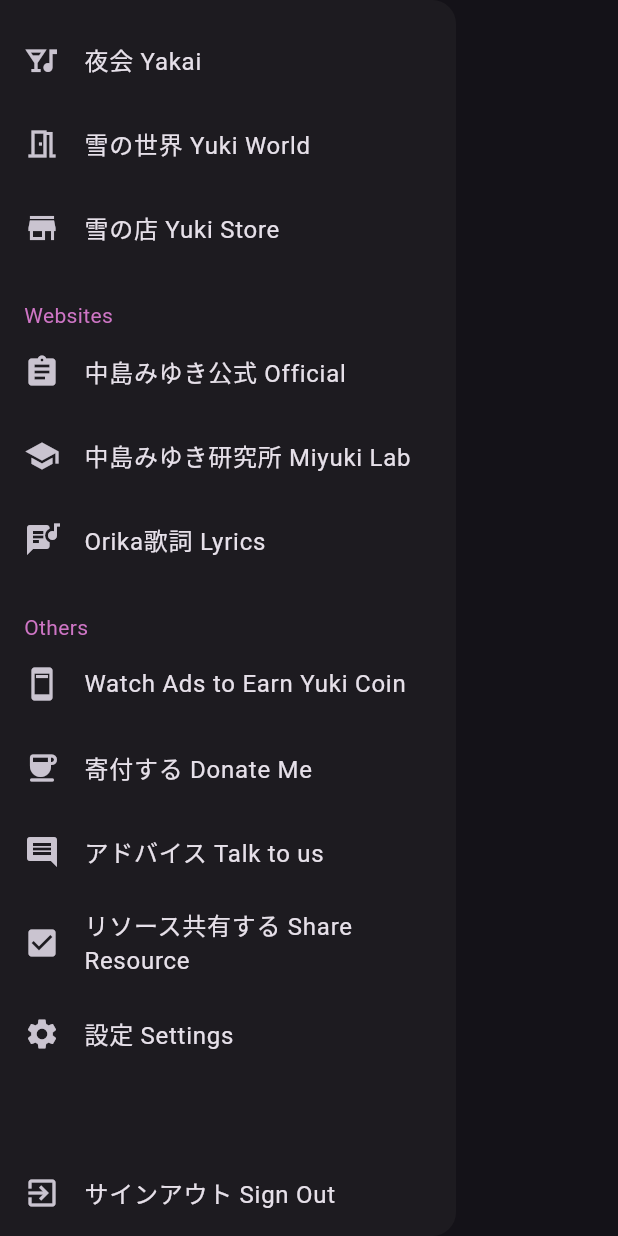
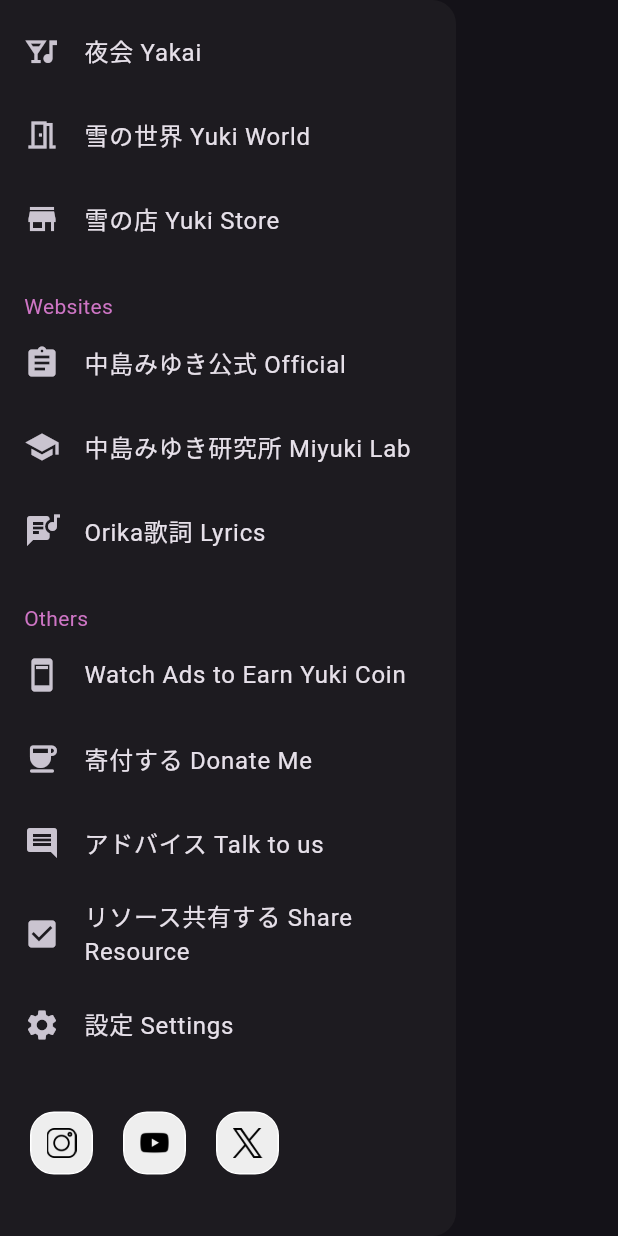
Before and after one commit to kuanyi0226/Flutter_Miyuki_FanClub, a Flutter app: the HomeDrawerPage widget shown alone on an empty page, opened directly with empty values, scrolled down 365 dp, on a phone screen of 412 x 824 dp. Run offline on Flutter 3.47's test engine with Material 3 defaults, Android fonts, the light colour scheme and no system bars; our stand-ins replace animated_background, audioplayers, cloud_firestore, dropdown_search, firebase_analytics, firebase_auth and 11 more; missing offline and left inert: exif, fast_cached_network_image, flame, flame_tiled, flutter_weather_bg_null_safety, in_app_update; accounts and stored records are empty; generated files the repository leaves out were written again; network calls fail.

Commit message:
social platforms icon buttons added in the home drawer

```diff
--- a/lib/screens/home_drawer_page.dart
+++ b/lib/screens/home_drawer_page.dart
@@ -7,6 +7,7 @@ import 'package:project5_miyuki/materials/InitData.dart';
 import 'package:project5_miyuki/screens/ad_page.dart';
 import 'package:project5_miyuki/screens/yuki_store_page.dart';
 import 'package:project5_miyuki/services/firebase/yukicoin_service.dart';
+import 'package:project5_miyuki/widgets/SquareTile.dart';
 import 'package:provider/provider.dart';
 import 'package:url_launcher/url_launcher.dart';
 import 'package:google_sign_in/google_sign_in.dart';
@@ -35,6 +36,8 @@ class _HomeDrawerPageState extends State<HomeDrawerPage> {
   GlobalKey<ScaffoldState> scaffoldKey;
   bool _checked = false;
   final int CHECK_IN_COIN = 5;
+  final double ICON_SIZE = 20;
+  final double ICON_PADDING = 10;
 
   _HomeDrawerPageState({required this.scaffoldKey});
 
@@ -275,6 +278,43 @@ class _HomeDrawerPageState extends State<HomeDrawerPage> {
                     MaterialPageRoute(builder: (context) => SettingsPage()));
                 scaffoldKey.currentState!.openEndDrawer(); //close drawer
               }),
+          SizedBox(height: 30),
+          Row(
+            children: [
+              //Instagram
+              Padding(
+                padding: const EdgeInsets.only(left: 20),
+                child: SquareTile(
+                  imagePath: 'assets/images/instagram_icon.png',
+                  imageSize: ICON_SIZE,
+                  squareSize: ICON_PADDING,
+                  onTap: () => _launchURL(
+                      'https', 'www.instagram.com', 'miyuki.yukiclub'),
+                ),
+              ),
+              //Youtube
+              Padding(
+                padding: const EdgeInsets.only(left: 20),
+                child: SquareTile(
+                  imagePath: 'assets/images/youtube_icon.png',
+                  imageSize: ICON_SIZE,
+                  squareSize: ICON_PADDING,
+                  onTap: () =>
+                      _launchURL('https', 'www.youtube.com', '@YUkiClub-'),
+                ),
+              ),
+              //X
+              Padding(
+                padding: const EdgeInsets.only(left: 20),
+                child: SquareTile(
+                  imagePath: 'assets/images/x_icon.png',
+                  imageSize: ICON_SIZE,
+                  squareSize: ICON_PADDING,
+                  onTap: () => _launchURL('https', 'x.com', 'miyuki_yukiclub'),
+                ),
+              ),
+            ],
+          ),
           SizedBox(height: 50),
           ListTile(
             leading: Icon(Icons.exit_to_app),
--- a/lib/widgets/SquareTile.dart
+++ b/lib/widgets/SquareTile.dart
@@ -2,12 +2,14 @@ import 'package:flutter/material.dart';
 
 class SquareTile extends StatelessWidget {
   double? imageSize;
+  double? squareSize;
   Function()? onTap;
   final String imagePath;
 
   SquareTile(
       {super.key,
       this.imageSize,
+      this.squareSize,
       required this.imagePath,
       required this.onTap});
 
@@ -16,7 +18,7 @@ class SquareTile extends StatelessWidget {
     return GestureDetector(
       onTap: onTap,
       child: Container(
-        padding: EdgeInsets.all(20),
+        padding: EdgeInsets.all((squareSize == null) ? 20 : squareSize!),
         decoration: BoxDecoration(
           border: Border.all(color: Colors.white),
           borderRadius: BorderRadius.circular(16),
```
Also changed, not shown: assets/images/instagram_icon.png (added), assets/images/x_icon.png (added), assets/images/youtube_icon.png (added).
